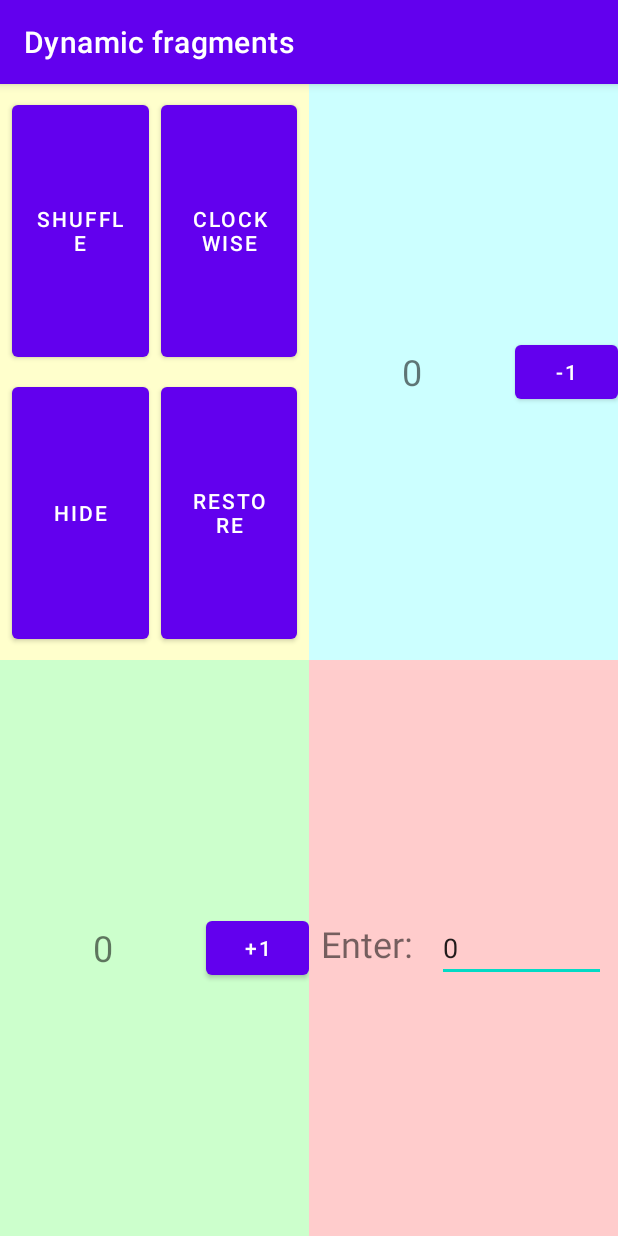
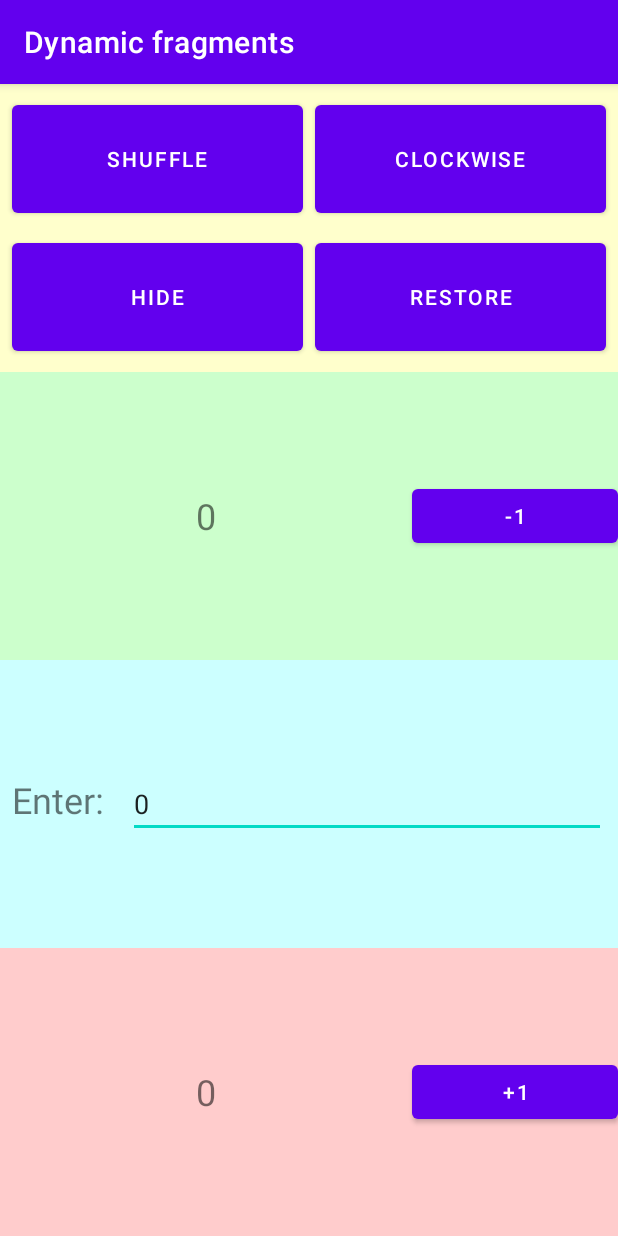
Before and after one commit to ptrwrbl/MyFrags, an Android app: the screen it shows after launch (MainActivity), on a phone screen of 412 x 824 dp. Run offline under Robolectric (Android 15) with nearby library versions, the phone set to English and light mode, and no system bars.

Commit message:
Splitting horizontal and vertical layout (Lab02)

```diff
--- a/app/src/main/java/pollub/pam/myfrags/MainActivity.java
+++ b/app/src/main/java/pollub/pam/myfrags/MainActivity.java
@@ -7,7 +7,7 @@ import androidx.fragment.app.Fragment;
 
 import android.os.Bundle;
 
-public class MainActivity extends AppCompatActivity{
+public class MainActivity extends AppCompatActivity {
 
     private FragmentManager fragmentManager;
 
@@ -27,9 +27,9 @@ public class MainActivity extends AppCompatActivity{
 
         FragmentTransaction transaction = fragmentManager.beginTransaction();
         transaction.add(R.id.frame1, fragment1);
-        transaction.add(R.id.frame2, fragment2);
-        transaction.add(R.id.frame3, fragment3);
-        transaction.add(R.id.frame4, fragment4);
+        transaction.add(R.id.frame4, fragment2);
+        transaction.add(R.id.frame2, fragment3);
+        transaction.add(R.id.frame3, fragment4);
         transaction.addToBackStack(null);
         transaction.commit();
     }
--- /dev/null
+++ b/app/src/main/res/layout-land/activity_main.xml
@@ -0,0 +1,54 @@
+<?xml version="1.0" encoding="utf-8"?>
+<androidx.constraintlayout.widget.ConstraintLayout xmlns:android="http://schemas.android.com/apk/res/android"
+    xmlns:app="http://schemas.android.com/apk/res-auto"
+    xmlns:tools="http://schemas.android.com/tools"
+    android:layout_width="match_parent"
+    android:layout_height="match_parent"
+    android:background="#DDDDDD"
+    android:orientation="vertical"
+    tools:context=".MainActivity">
+
+    <FrameLayout
+        android:id="@+id/frame1"
+        android:layout_width="0dp"
+        android:layout_height="0dp"
+        android:background="@color/color_frame1"
+        app:layout_constraintBottom_toTopOf="@+id/frame4"
+        app:layout_constraintEnd_toStartOf="@+id/frame2"
+        app:layout_constraintHorizontal_bias="0.5"
+        app:layout_constraintStart_toStartOf="parent"
+        app:layout_constraintTop_toTopOf="parent" />
+
+    <FrameLayout
+        android:id="@+id/frame2"
+        android:layout_width="0dp"
+        android:layout_height="0dp"
+        android:background="@color/color_frame2"
+        app:layout_constraintBottom_toTopOf="@+id/frame3"
+        app:layout_constraintEnd_toEndOf="parent"
+        app:layout_constraintHorizontal_bias="0.5"
+        app:layout_constraintStart_toEndOf="@+id/frame1"
+        app:layout_constraintTop_toTopOf="parent" />
+
+    <FrameLayout
+        android:id="@+id/frame3"
+        android:layout_width="0dp"
+        android:layout_height="0dp"
+        android:background="@color/color_frame3"
+        app:layout_constraintBottom_toBottomOf="parent"
+        app:layout_constraintEnd_toEndOf="parent"
+        app:layout_constraintHorizontal_bias="0.5"
+        app:layout_constraintStart_toEndOf="@+id/frame4"
+        app:layout_constraintTop_toBottomOf="@+id/frame2" />
+
+    <FrameLayout
+        android:id="@+id/frame4"
+        android:layout_width="0dp"
+        android:layout_height="0dp"
+        android:background="@color/color_frame4"
+        app:layout_constraintBottom_toBottomOf="parent"
+        app:layout_constraintEnd_toStartOf="@+id/frame3"
+        app:layout_constraintHorizontal_bias="0.5"
+        app:layout_constraintStart_toStartOf="parent"
+        app:layout_constraintTop_toBottomOf="@+id/frame1" />
+</androidx.constraintlayout.widget.ConstraintLayout>
--- a/app/src/main/res/layout/activity_main.xml
+++ b/app/src/main/res/layout/activity_main.xml
@@ -1,60 +1,37 @@
 <?xml version="1.0" encoding="utf-8"?>
-<androidx.constraintlayout.widget.ConstraintLayout xmlns:android="http://schemas.android.com/apk/res/android"
-    xmlns:app="http://schemas.android.com/apk/res-auto"
+<LinearLayout xmlns:android="http://schemas.android.com/apk/res/android"
     xmlns:tools="http://schemas.android.com/tools"
     android:layout_width="match_parent"
     android:layout_height="match_parent"
-    android:background="#DDDDDD"
+    android:background="@color/color_frame1"
     android:orientation="vertical"
     tools:context=".MainActivity">
 
     <FrameLayout
         android:id="@+id/frame1"
-        android:layout_width="0dp"
-        android:layout_height="0dp"
-        android:background="@color/color_frame1"
-        app:layout_constraintBottom_toTopOf="@+id/frame2"
-        app:layout_constraintEnd_toStartOf="@+id/frame3"
-        app:layout_constraintHorizontal_bias="0.5"
-        app:layout_constraintStart_toStartOf="parent"
-        app:layout_constraintTop_toTopOf="parent">
-
-    </FrameLayout>
+        android:layout_width="match_parent"
+        android:layout_height="match_parent"
+        android:layout_weight="1"
+        android:background="@color/color_frame1" />
 
     <FrameLayout
         android:id="@+id/frame2"
-        android:layout_width="0dp"
-        android:layout_height="0dp"
-        android:background="@color/color_frame2"
-        app:layout_constraintBottom_toBottomOf="parent"
-        app:layout_constraintEnd_toStartOf="@+id/frame4"
-        app:layout_constraintHorizontal_bias="0.5"
-        app:layout_constraintStart_toStartOf="parent"
-        app:layout_constraintTop_toBottomOf="@+id/frame1">
-
-    </FrameLayout>
+        android:layout_width="match_parent"
+        android:layout_height="match_parent"
+        android:layout_weight="1"
+        android:background="@color/color_frame2" />
 
     <FrameLayout
         android:id="@+id/frame3"
-        android:layout_width="0dp"
-        android:layout_height="0dp"
-        android:background="@color/color_frame3"
-        app:layout_constraintBottom_toTopOf="@+id/frame4"
-        app:layout_constraintEnd_toEndOf="parent"
-        app:layout_constraintHorizontal_bias="0.5"
-        app:layout_constraintStart_toEndOf="@+id/frame1"
-        app:layout_constraintTop_toTopOf="parent">
-
-    </FrameLayout>
+        android:layout_width="match_parent"
+        android:layout_height="match_parent"
+        android:layout_weight="1"
+        android:background="@color/color_frame3" />
 
     <FrameLayout
         android:id="@+id/frame4"
-        android:layout_width="0dp"
-        android:layout_height="0dp"
-        android:background="@color/color_frame4"
-        app:layout_constraintBottom_toBottomOf="parent"
-        app:layout_constraintEnd_toEndOf="parent"
-        app:layout_constraintHorizontal_bias="0.5"
-        app:layout_constraintStart_toEndOf="@+id/frame2"
-        app:layout_constraintTop_toBottomOf="@+id/frame3" />
-</androidx.constraintlayout.widget.ConstraintLayout>
+        android:layout_width="match_parent"
+        android:layout_height="match_parent"
+        android:layout_weight="1"
+        android:background="@color/color_frame4" />
+</LinearLayout>
```
